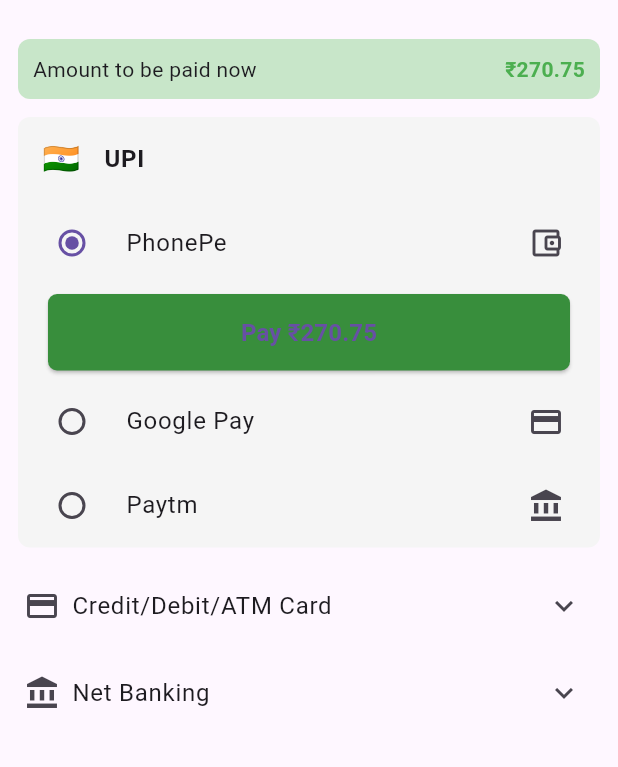
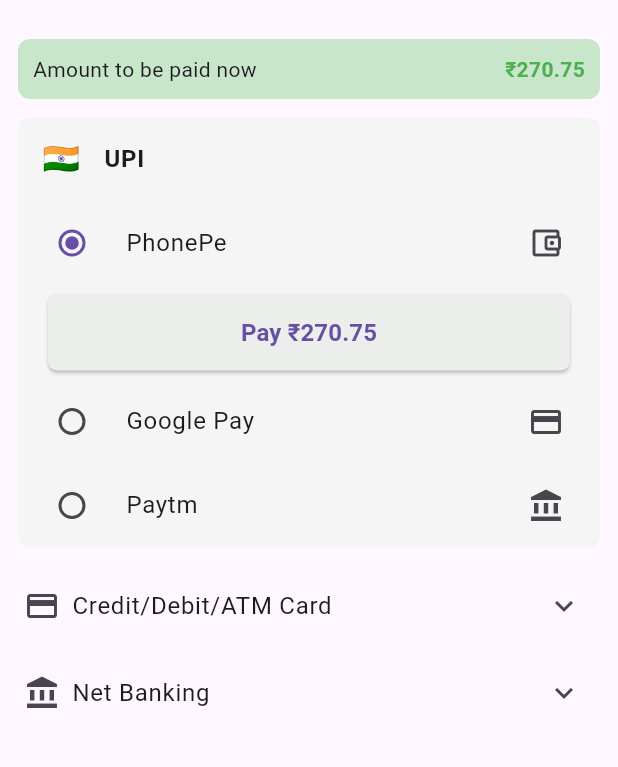
Before and after one commit to dhanyashreealva/flutterbloc, a Flutter app: the screen it shows after launch, after a tap on "PhonePe", on a phone screen of 412 x 824 dp, the part 63-830 px from its top. Run offline on Flutter 3.47's test engine with Material 3 defaults, Android fonts, the phone set to English and light mode, and no system bars.

```diff
--- a/my_app/lib/main.dart
+++ b/my_app/lib/main.dart
@@ -139,7 +139,7 @@ class _PaymentPageState extends State<PaymentPage> {
               width: double.infinity,
               child: ElevatedButton(
                 style: ElevatedButton.styleFrom(
-                  backgroundColor: Colors.green.shade700,
+                  backgroundColor: const Color.fromARGB(255, 235, 238, 235),
                   padding: EdgeInsets.symmetric(vertical: 14),
                   shape: RoundedRectangleBorder(
                     borderRadius: BorderRadius.circular(6),
```
